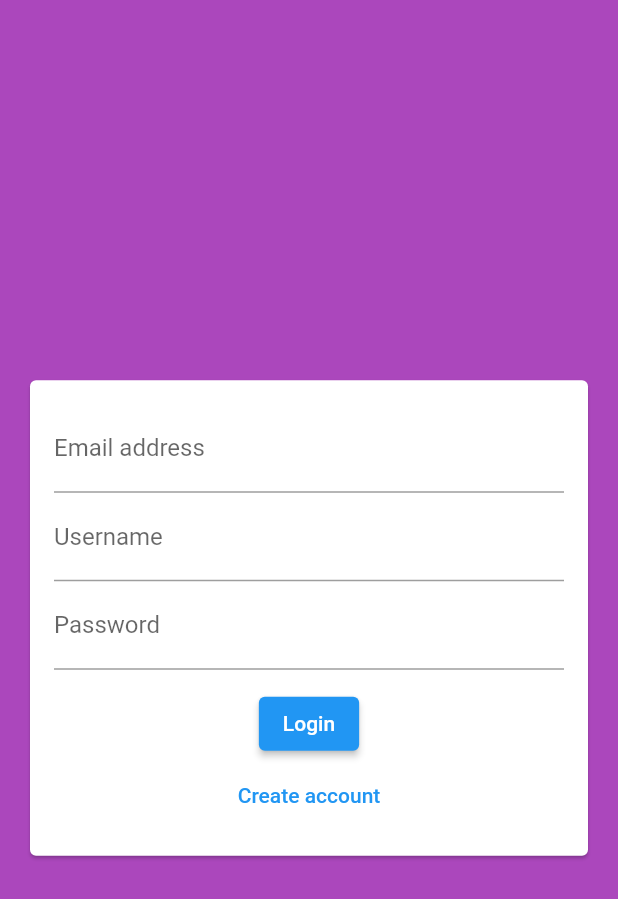
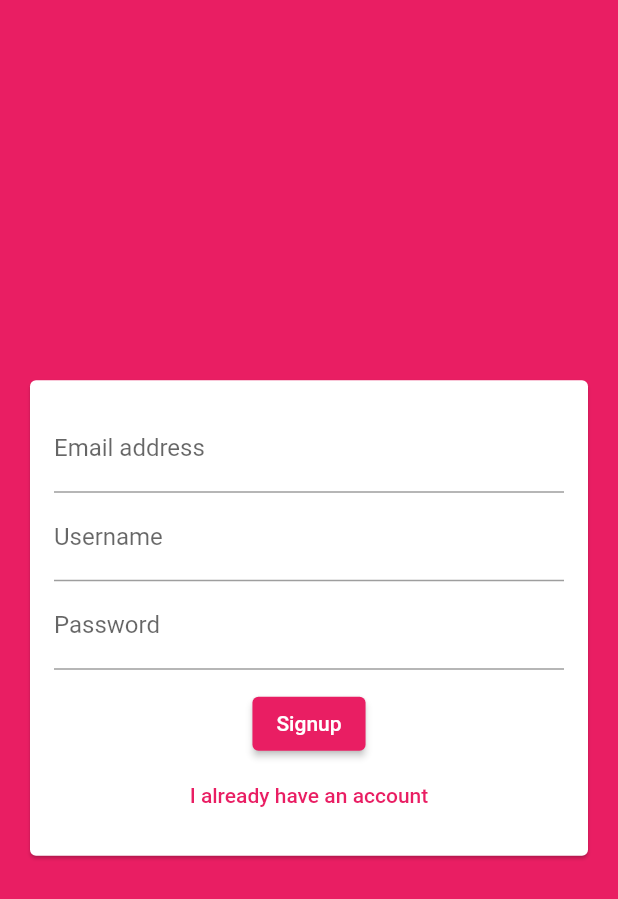
Before and after one commit to SerKleanthis/chat_demo_app, a Flutter app: the screen it shows after launch, on a phone screen of 412 x 824 dp. Shown: the top 899 px of the screen. Run offline on Flutter 3.47's test engine with Material 2 defaults, Android fonts, the phone set to English and light mode, and no system bars; our stand-ins replace cloud_firestore, firebase_core; accounts and stored records are empty.

Commit message:
Login, signup screen update

```diff
--- a/lib/main.dart
+++ b/lib/main.dart
@@ -16,7 +16,7 @@ class MyChatApp extends StatelessWidget {
   Widget build(BuildContext context) {
     return MaterialApp(
       title: 'Flutter chat app',
-      theme: MyThemeData(),
+      theme: MyThemeData(context),
       initialRoute: AuthPage.routeName,
       onGenerateRoute: RouteGenerator.onGnerateRoute,
     );
--- a/lib/theme/theme_data.dart
+++ b/lib/theme/theme_data.dart
@@ -1,8 +1,17 @@
 import 'package:flutter/material.dart';
 import 'package:flutter/rendering.dart';
 
-ThemeData MyThemeData() {
+ThemeData MyThemeData(BuildContext context) {
   return ThemeData.light().copyWith(
-    primaryColor: Colors.purple.shade400,
+    primaryColor: Colors.pink,
+    backgroundColor: Colors.pink,
+    brightness: Brightness.dark,
+    buttonTheme: ButtonTheme.of(context).copyWith(
+      buttonColor: Colors.pink,
+      textTheme: ButtonTextTheme.primary,
+      shape: RoundedRectangleBorder(borderRadius: BorderRadius.circular(20)),
+    ),
+    colorScheme:
+        ColorScheme.fromSwatch().copyWith(secondary: Colors.deepPurple),
   );
 }
--- a/lib/widgets/auth_form.dart
+++ b/lib/widgets/auth_form.dart
@@ -9,6 +9,22 @@ class AuthForm extends StatefulWidget {
 }
 
 class _nameState extends State<AuthForm> {
+  final _formKey = GlobalKey<FormState>();
+  var _isLogin = false;
+  var _userEmail = '';
+  var _userName = '';
+  var _userPassword = '';
+
+  void _trySubmit() {
+    final isValid = _formKey.currentState!.validate();
+    FocusScope.of(context).unfocus();
+
+    if (isValid) {
+      _formKey.currentState!.save();
+      //TODO
+    }
+  }
+
   @override
   Widget build(BuildContext context) {
     return Center(
@@ -18,34 +34,70 @@ class _nameState extends State<AuthForm> {
           child: Padding(
             padding: const EdgeInsets.all(16),
             child: Form(
+                key: _formKey,
                 child: Column(
                   mainAxisSize: MainAxisSize.min,
                   children: [
                     TextFormField(
+                      validator: (value) {
+                        if (value!.isEmpty || !value.contains('@')) {
+                          return 'Please enter a valid email!';
+                        }
+                        return null;
+                      },
                       keyboardType: TextInputType.emailAddress,
                       decoration: const InputDecoration(
                         labelText: 'Email address',
                       ),
+                      onSaved: (value) => _userEmail = value!,
                     ),
+                    if (!_isLogin)
                       TextFormField(
+                        validator: (value) {
+                          if (value!.isEmpty || value.length < 4) {
+                            return 'Please enter at least 4 chars';
+                          }
+                          return null;
+                        },
                         decoration: const InputDecoration(
                           labelText: 'Username',
                         ),
+                        onSaved: (value) => _userName = value!,
                       ),
                     TextFormField(
+                      validator: (value) {
+                        if (value!.isEmpty || value.length < 7) {
+                          return 'Password must be 7 chars long';
+                        }
+                        return null;
+                      },
                       decoration: const InputDecoration(
                         labelText: 'Password',
                       ),
                       obscureText: true,
+                      onSaved: (value) => _userPassword = value!,
                     ),
-                SizedBox(height: 12),
+                    const SizedBox(height: 12),
                     ElevatedButton(
-                  onPressed: () {},
-                  child: const Text('Login'),
+                      style: ElevatedButton.styleFrom(
+                        primary: Theme.of(context).primaryColor,
+                      ),
+                      onPressed: _trySubmit,
+                      child: Text(
+                        _isLogin ? 'Login' : 'Signup',
+                      ),
                     ),
                     TextButton(
-                  onPressed: () {},
-                  child: Text('Create account'),
+                      style: TextButton.styleFrom(
+                          primary: Theme.of(context).primaryColor),
+                      child: Text(
+                        _isLogin
+                            ? 'Create account'
+                            : 'I already have an account',
+                      ),
+                      onPressed: () {
+                        setState(() => _isLogin = !_isLogin);
+                      },
                     )
                   ],
                 )),
```
Lines whose indentation alone changed are shown as unchanged.
